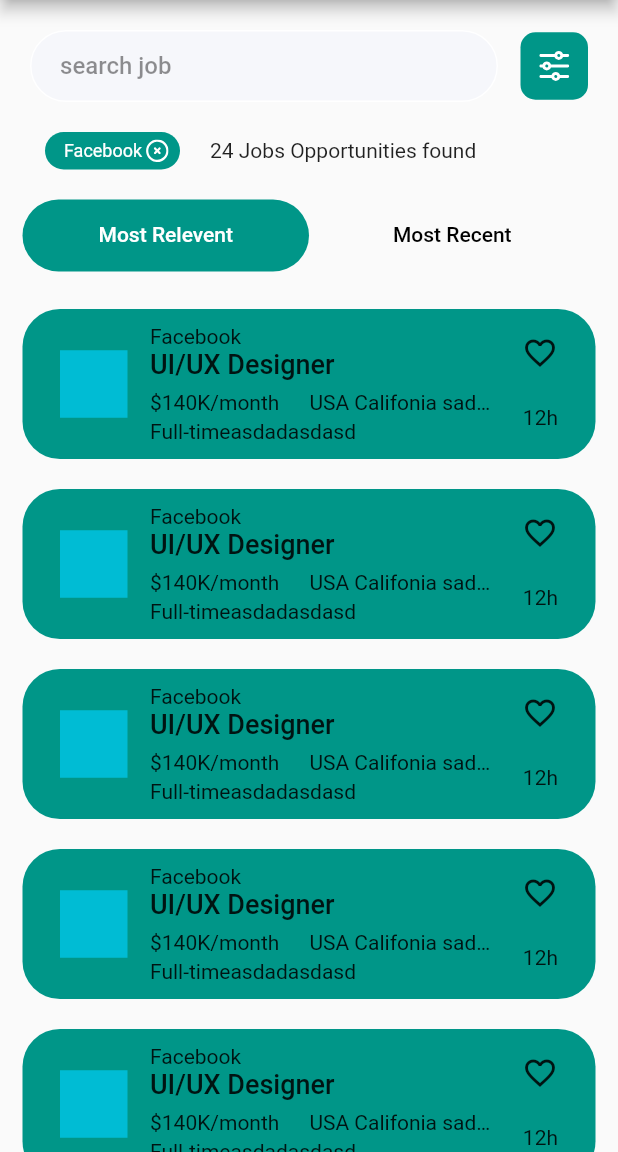
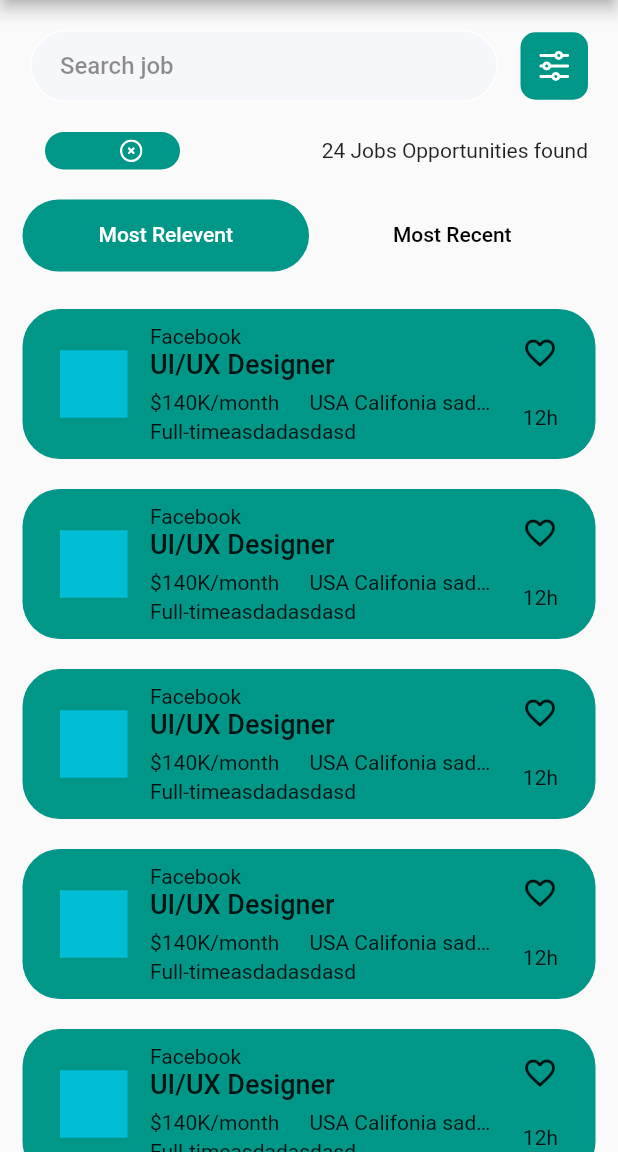
Before and after one commit to thetooaung07/job-portal, a Flutter app: the SearchPage screen opened by its route, on a phone screen of 412 x 824 dp, the part 84-1236 px from its top. Run offline on Flutter 3.47's test engine with Material 2 defaults, Android fonts, the phone set to English and light mode, and no system bars; our stand-ins replace flutter_svg, get.

Commit message:
sync two search bar to exchange value

```diff
--- a/lib/components/searchbar.dart
+++ b/lib/components/searchbar.dart
@@ -1,5 +1,8 @@
 import 'package:flutter/material.dart';
+import 'package:get/get.dart';
 import 'package:job_portal/constants.dart';
+import 'package:job_portal/controller/search_title_controller.dart';
+import 'package:job_portal/routes/routes.dart';
 
 class SearchBar extends StatelessWidget {
   final Widget? prefixIcon;
@@ -9,7 +12,15 @@ class SearchBar extends StatelessWidget {
 
   @override
   Widget build(BuildContext context) {
-    return TextField(
+    final SearchTitleController _controller = Get.find(tag: "search_bar");
+
+    return Obx(
+      () => TextFormField(
+        controller: TextEditingController(text: _controller.searchTitle.value),
+        onChanged: (v) => _controller.getTitleFromSearchBar(v),
+        onEditingComplete: () {
+          Get.toNamed(RouteNames.search);
+        },
         style: TextStyle(
           color: Color.fromARGB(162, 0, 0, 0),
           fontWeight: FontWeight.w500,
@@ -18,7 +29,7 @@ class SearchBar extends StatelessWidget {
           prefixIcon: prefixIcon ?? null,
           suffixIcon: suffixIcon ?? null,
           contentPadding: EdgeInsets.symmetric(horizontal: 20),
-        hintText: "search job",
+          hintText: "Search job",
           hintStyle: TextStyle(
             color: Color.fromARGB(111, 0, 0, 0),
           ),
@@ -40,6 +51,7 @@ class SearchBar extends StatelessWidget {
           // errorBorder: InputBorder.none,
           // disabledBorder: InputBorder.none,
         ),
+      ),
     );
   }
 }
--- /dev/null
+++ b/lib/controller/search_title_controller.dart
@@ -0,0 +1,11 @@
+import 'package:get/get.dart';
+
+class SearchTitleController extends GetxController {
+  RxString searchTitle = "".obs;
+
+  void getTitleFromSearchBar(String title) {
+    searchTitle.value = title;
+    print(searchTitle.value);
+    update();
+  }
+}
--- a/lib/view/search_page/filter_bottom_sheet.dart
+++ b/lib/view/search_page/filter_bottom_sheet.dart
@@ -126,6 +126,7 @@ class FilterBottomSheet extends StatelessWidget {
 
 class OutlineBtnBubble extends StatelessWidget {
   final String? title;
+
   const OutlineBtnBubble({Key? key, this.title = "Hello"}) : super(key: key);
 
   @override
--- a/lib/view/search_page/search_page.dart
+++ b/lib/view/search_page/search_page.dart
@@ -3,6 +3,7 @@ import 'package:flutter_svg/flutter_svg.dart';
 import 'package:get/get.dart';
 import 'package:job_portal/components/searchbar.dart';
 import 'package:job_portal/constants.dart';
+import 'package:job_portal/controller/search_title_controller.dart';
 import 'package:job_portal/view/search_page/filter_bottom_sheet.dart';
 import 'package:job_portal/view/search_page/search_page_tab_view.dart';
 
@@ -33,7 +34,7 @@ class SearchPage extends StatelessWidget {
                 SizedBox(
                   width: 15,
                 ),
-                InkWell(
+                GestureDetector(
                   onTap: () {
                     Get.bottomSheet(FilterBottomSheet(),
                         isScrollControlled: true);
@@ -61,7 +62,7 @@ class SearchPage extends StatelessWidget {
             child: Row(
               children: [
                 SearchTag(),
-                SizedBox(width: 20),
+                Spacer(),
                 Text(
                   "24 Jobs Opportunities found",
                 ),
@@ -80,6 +81,8 @@ class SearchTag extends StatelessWidget {
 
   @override
   Widget build(BuildContext context) {
+    final SearchTitleController _controller = Get.find(tag: "search_bar");
+
     return Container(
       height: kSpacingUnit * 2.5,
       width: kSpacingUnit * 9,
@@ -94,11 +97,13 @@ class SearchTag extends StatelessWidget {
           children: [
             SizedBox(width: kSpacingUnit),
             Flexible(
-              child: Text(
-                "Facebook",
-                overflow: TextOverflow.ellipsis,
-                style: kCaptionTextStyle.copyWith(
-                  color: Colors.white,
+              child: Obx(
+                () => Text(
+                  _controller.searchTitle.value,
+                  overflow: TextOverflow.ellipsis,
+                  style: kCaptionTextStyle.copyWith(
+                    color: Colors.white,
+                  ),
                 ),
               ),
             ),
--- a/lib/view/search_page/search_page_tab_view.dart
+++ b/lib/view/search_page/search_page_tab_view.dart
@@ -1,4 +1,6 @@
 import 'package:flutter/material.dart';
+import 'package:get/get.dart';
+import 'package:job_portal/controller/search_title_controller.dart';
 import 'package:job_portal/view/most_relevent_tab.dart';
 import 'package:job_portal/view/recent_posts/most_recent_tab.dart';
 
```
Also changed, not shown: lib/components/homepage_searchbar.dart (+46 -35 lines), lib/main.dart (+2 -10 lines). Lines whose indentation alone changed are shown as unchanged.
